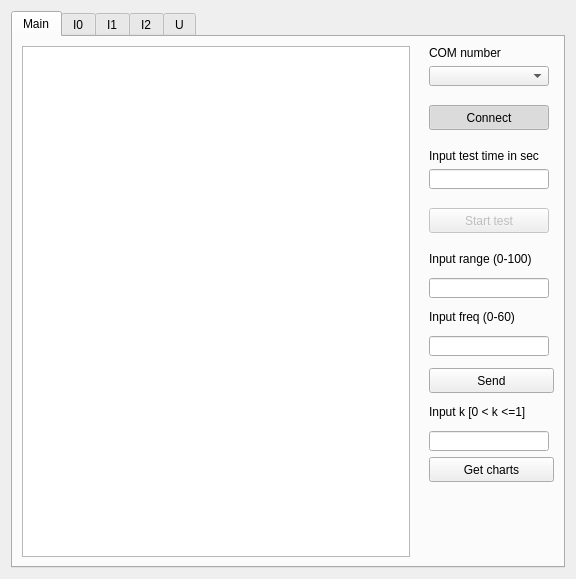
Qt form widget.ui (TamaraSoloveva/DvigMon) before a commit.
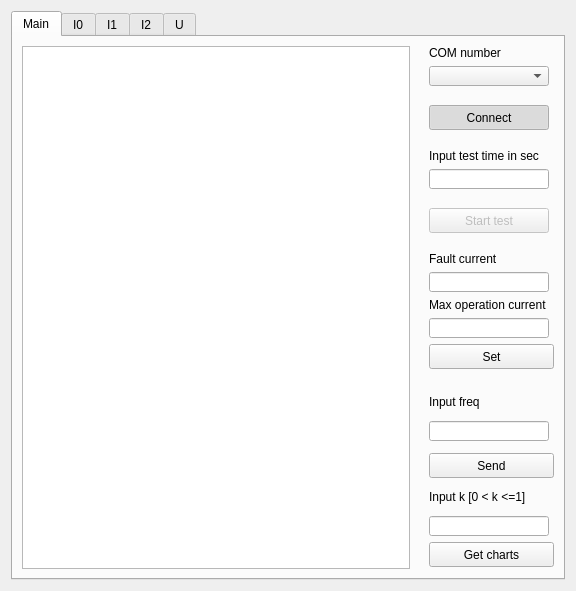
The same form after that commit.

The edit to the form file:
```diff
--- a/widget.ui
+++ b/widget.ui
@@ -235,7 +235,77 @@
            <item>
             <widget class="QLabel" name="label_3">
              <property name="text">
-              <string>Input range (0-100)</string>
+              <string>Fault current</string>
+             </property>
+            </widget>
+           </item>
+           <item>
+            <widget class="QLineEdit" name="lineEdit_5">
+             <property name="sizePolicy">
+              <sizepolicy hsizetype="Fixed" vsizetype="Fixed">
+               <horstretch>0</horstretch>
+               <verstretch>0</verstretch>
+              </sizepolicy>
+             </property>
+             <property name="minimumSize">
+              <size>
+               <width>120</width>
+               <height>20</height>
+              </size>
+             </property>
+             <property name="maximumSize">
+              <size>
+               <width>120</width>
+               <height>20</height>
+              </size>
+             </property>
+            </widget>
+           </item>
+           <item>
+            <widget class="QLabel" name="label_6">
+             <property name="text">
+              <string>Max operation current</string>
+             </property>
+            </widget>
+           </item>
+           <item>
+            <widget class="QLineEdit" name="lineEdit_6">
+             <property name="sizePolicy">
+              <sizepolicy hsizetype="Fixed" vsizetype="Fixed">
+               <horstretch>0</horstretch>
+               <verstretch>0</verstretch>
+              </sizepolicy>
+             </property>
+             <property name="minimumSize">
+              <size>
+               <width>120</width>
+               <height>20</height>
+              </size>
+             </property>
+             <property name="maximumSize">
+              <size>
+               <width>120</width>
+               <height>20</height>
+              </size>
+             </property>
+            </widget>
+           </item>
+           <item>
+            <widget class="QPushButton" name="pushButton_5">
+             <property name="minimumSize">
+              <size>
+               <width>125</width>
+               <height>25</height>
+              </size>
+             </property>
+             <property name="maximumSize">
+              <size>
+               <width>125</width>
+               <height>25</height>
+              </size>
+             </property>
+             <property name="text">
+              <string>Set</string>
              </property>
             </widget>
            </item>
@@ -245,50 +315,12 @@
               <enum>Qt::Vertical</enum>
              </property>
              <property name="sizeType">
-              <enum>QSizePolicy::Fixed</enum>
+              <enum>QSizePolicy::Minimum</enum>
              </property>
              <property name="sizeHint" stdset="0">
               <size>
                <width>20</width>
-               <height>6</height>
-              </size>
-             </property>
-            </spacer>
-           </item>
-           <item>
-            <widget class="QLineEdit" name="lineEdit_2">
-             <property name="sizePolicy">
-              <sizepolicy hsizetype="Fixed" vsizetype="Fixed">
-               <horstretch>0</horstretch>
-               <verstretch>0</verstretch>
-              </sizepolicy>
-             </property>
-             <property name="minimumSize">
-              <size>
-               <width>120</width>
                <height>20</height>
-              </size>
-             </property>
-             <property name="maximumSize">
-              <size>
-               <width>120</width>
-               <height>20</height>
-              </size>
-             </property>
-            </widget>
-           </item>
-           <item>
-            <spacer name="verticalSpacer_7">
-             <property name="orientation">
-              <enum>Qt::Vertical</enum>
-             </property>
-             <property name="sizeType">
-              <enum>QSizePolicy::Fixed</enum>
-             </property>
-             <property name="sizeHint" stdset="0">
-              <size>
-               <width>20</width>
-               <height>6</height>
               </size>
              </property>
             </spacer>
@@ -296,7 +328,7 @@
            <item>
             <widget class="QLabel" name="label_4">
              <property name="text">
-              <string>Input freq (0-60)</string>
+              <string>Input freq</string>
              </property>
             </widget>
            </item>
@@ -453,6 +485,19 @@
              </property>
             </widget>
            </item>
+           <item>
+            <spacer name="verticalSpacer_7">
+             <property name="orientation">
+              <enum>Qt::Vertical</enum>
+             </property>
+             <property name="sizeHint" stdset="0">
+              <size>
+               <width>20</width>
+               <height>50</height>
+              </size>
+             </property>
+            </spacer>
+           </item>
            <item>
             <spacer name="verticalSpacer">
              <property name="orientation">
```
